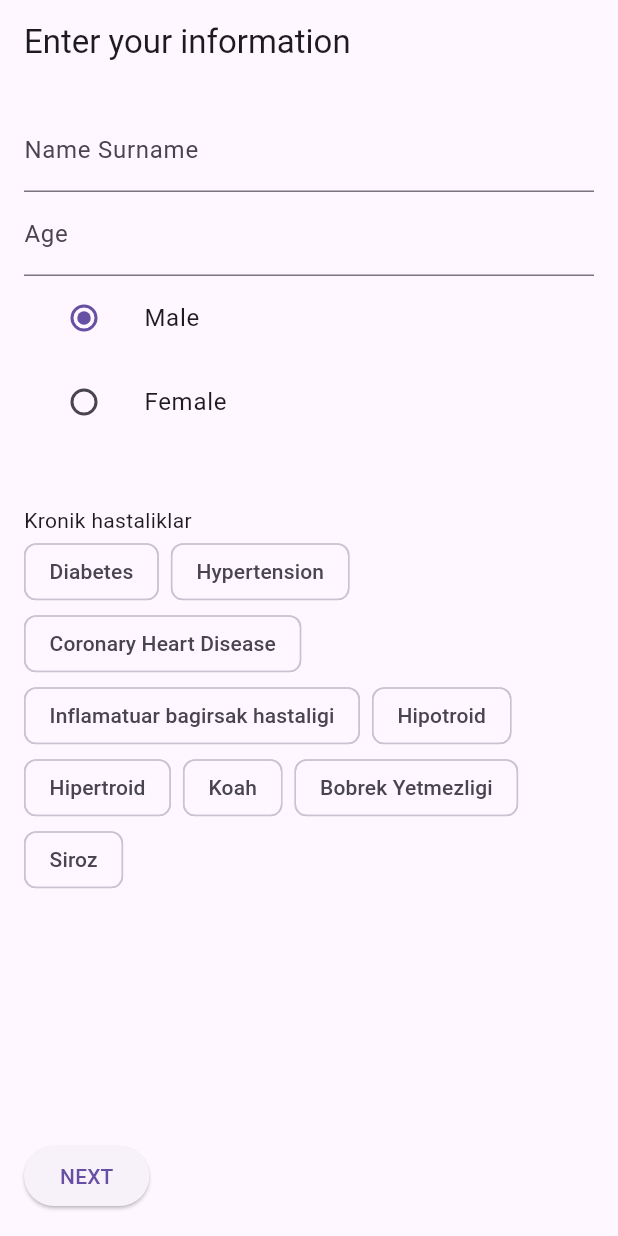
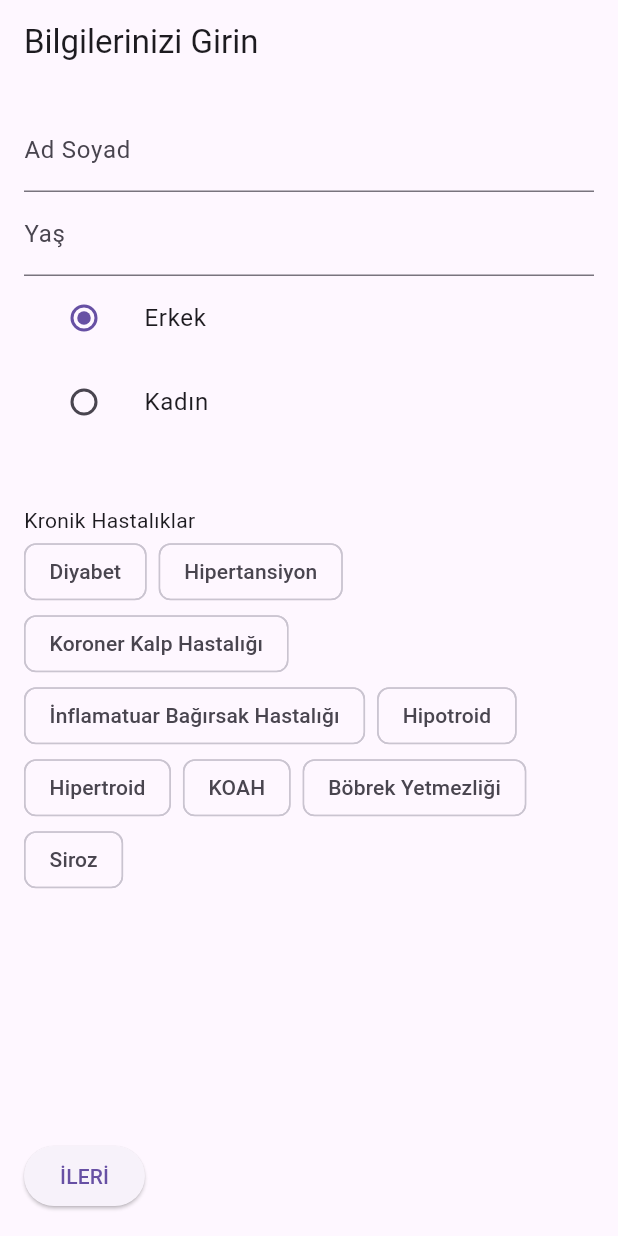
Before and after one commit to hakankaynar/mocci, a Flutter app: the screen it shows after launch, on a phone screen of 412 x 824 dp. Run offline on Flutter 3.47's test engine with Material 3 defaults, Android fonts, the phone set to English and light mode, and no system bars; generated files the repository leaves out were written again.

Commit message:
Localization support
🤖 Generated with [Claude Code](https://claude.ai/code)

Co-Authored-By: Claude <noreply@anthropic.com>

```diff
--- /dev/null
+++ b/l10n.yaml
@@ -0,0 +1,3 @@
+arb-dir: lib/l10n
+template-arb-file: app_tr.arb
+output-localization-file: app_localizations.dart
--- /dev/null
+++ b/lib/l10n/app_tr.arb
@@ -0,0 +1,107 @@
+{
+  "@@locale": "tr",
+  "appTitle": "Mocci",
+  "@appTitle": {
+    "description": "Uygulamanın başlığı"
+  },
+  "enterYourInformation": "Bilgilerinizi Girin",
+  "@enterYourInformation": {
+    "description": "Bilgi ekranı başlığı"
+  },
+  "nameSurname": "Ad Soyad",
+  "@nameSurname": {
+    "description": "Ad soyad alanı etiketi"
+  },
+  "age": "Yaş",
+  "@age": {
+    "description": "Yaş alanı etiketi"
+  },
+  "male": "Erkek",
+  "@male": {
+    "description": "Erkek cinsiyet seçeneği"
+  },
+  "female": "Kadın",
+  "@female": {
+    "description": "Kadın cinsiyet seçeneği"
+  },
+  "chronicDiseases": "Kronik Hastalıklar",
+  "@chronicDiseases": {
+    "description": "Kronik hastalıklar bölüm başlığı"
+  },
+  "next": "İLERİ",
+  "@next": {
+    "description": "İleri butonu"
+  },
+  "familyHistory": "Aile Geçmişi",
+  "@familyHistory": {
+    "description": "Aile geçmişi ekranı başlığı"
+  },
+  "addFamilyHistory": "Aile Geçmişi Ekle",
+  "@addFamilyHistory": {
+    "description": "Aile geçmişi ekleme bölümü"
+  },
+  "results": "Sonuçlar",
+  "@results": {
+    "description": "Sonuçlar ekranı başlığı"
+  },
+  "recommendedTests": "Önerilen Testler:",
+  "@recommendedTests": {
+    "description": "Önerilen testler başlığı"
+  },
+  "diabetes": "Diyabet",
+  "@diabetes": {
+    "description": "Diyabet hastalığı"
+  },
+  "hypertension": "Hipertansiyon",
+  "@hypertension": {
+    "description": "Tansiyon hastalığı"
+  },
+  "coronaryHeartDisease": "Koroner Kalp Hastalığı",
+  "@coronaryHeartDisease": {
+    "description": "Koroner kalp hastalığı"
+  },
+  "inflammatoryBowelDisease": "İnflamatuar Bağırsak Hastalığı",
+  "@inflammatoryBowelDisease": {
+    "description": "İnflamatuar bağırsak hastalığı"
+  },
+  "hypothyroid": "Hipotroid",
+  "@hypothyroid": {
+    "description": "Hipotroid hastalığı"
+  },
+  "hyperthyroid": "Hipertroid",
+  "@hyperthyroid": {
+    "description": "Hipertroid hastalığı"
+  },
+  "copd": "KOAH",
+  "@copd": {
+    "description": "KOAH hastalığı"
+  },
+  "kidneyFailure": "Böbrek Yetmezliği",
+  "@kidneyFailure": {
+    "description": "Böbrek yetmezliği hastalığı"
+  },
+  "cirrhosis": "Siroz",
+  "@cirrhosis": {
+    "description": "Siroz hastalığı"
+  },
+  "colorectalCancer": "Kolorektal Kanser",
+  "@colorectalCancer": {
+    "description": "Kolorektal kanser"
+  },
+  "breastCancer": "Meme Kanseri",
+  "@breastCancer": {
+    "description": "Meme kanseri"
+  },
+  "prostateCancer": "Prostat Kanseri",
+  "@prostateCancer": {
+    "description": "Prostat kanseri"
+  },
+  "quarterlyTestForDiabetes": "Diyabet için Üç Aylık Test",
+  "@quarterlyTestForDiabetes": {
+    "description": "Diyabet test önerisi"
+  },
+  "yearlyTestForCoronaryHeartDisease": "Koroner Kalp Hastalığı için Yıllık Test",
+  "@yearlyTestForCoronaryHeartDisease": {
+    "description": "Koroner kalp hastalığı test önerisi"
+  }
+}
--- a/lib/main.dart
+++ b/lib/main.dart
@@ -1,4 +1,6 @@
 import 'package:flutter/material.dart';
+import 'package:flutter_localizations/flutter_localizations.dart';
+import 'package:flutter_gen/gen_l10n/app_localizations.dart';
 import 'screens/info_screen.dart';
 import 'screens/family_history_screen.dart';
 import 'screens/results_screen.dart';
@@ -14,10 +16,21 @@ class PatientHealthApp extends StatelessWidget {
   @override
   Widget build(BuildContext context) {
     return MaterialApp(
-      title: 'Patient Health App',
+      title: 'Mocci',
       theme: ThemeData(
         primarySwatch: Colors.blue,
       ),
+      localizationsDelegates: const [
+        AppLocalizations.delegate,
+        GlobalMaterialLocalizations.delegate,
+        GlobalWidgetsLocalizations.delegate,
+        GlobalCupertinoLocalizations.delegate,
+      ],
+      supportedLocales: const [
+        Locale('tr'), // Turkish (default)
+        Locale('en'), // English
+      ],
+      locale: const Locale('tr'), // Set Turkish as default
       initialRoute: '/',
       routes: {
         '/': (context) => InfoScreen(),
--- a/lib/screens/info_screen.dart
+++ b/lib/screens/info_screen.dart
@@ -1,4 +1,5 @@
 import 'package:flutter/material.dart';
+import 'package:flutter_gen/gen_l10n/app_localizations.dart';
 
 class InfoScreen extends StatefulWidget {
 
@@ -16,17 +17,20 @@ class InfoScreenState extends State<InfoScreen> {
 
 
   // herbirinin randevusu farkli olacak
-  final List<String> _availableIllnesses = [
-  'Diabetes', // Serker
-  'Hypertension', // Tansiyon
-  'Coronary Heart Disease', // Koroner kalp hastaligi
-  'Inflamatuar bagirsak hastaligi',
-  'Hipotroid',
-  'Hipertroid',
-  'Koah',
-  'Bobrek Yetmezligi',
-  'Siroz',
-  ];
+  List<String> _getAvailableIllnesses(BuildContext context) {
+    final l10n = AppLocalizations.of(context)!;
+    return [
+      l10n.diabetes,
+      l10n.hypertension,
+      l10n.coronaryHeartDisease,
+      l10n.inflammatoryBowelDisease,
+      l10n.hypothyroid,
+      l10n.hyperthyroid,
+      l10n.copd,
+      l10n.kidneyFailure,
+      l10n.cirrhosis,
+    ];
+  }
 
 
 
@@ -48,7 +52,7 @@ void _toggleIllness(String illness) {
   Widget build(BuildContext context) {
     return Scaffold(
       // Buraya boy kilo diye eklenecek
-      appBar: AppBar(title: Text('Enter your information')),
+      appBar: AppBar(title: Text(AppLocalizations.of(context)!.enterYourInformation)),
       body: Padding(
         padding: EdgeInsets.all(16.0),
         child: Form(
@@ -58,17 +62,17 @@ void _toggleIllness(String illness) {
             children: [
               TextFormField(
                 controller: _nameController,
-                decoration: InputDecoration(labelText: 'Name Surname'),
+                decoration: InputDecoration(labelText: AppLocalizations.of(context)!.nameSurname),
               ),
               TextFormField(
                 controller: _ageController,
                 keyboardType: TextInputType.number,
-                decoration: InputDecoration(labelText: 'Age'),
+                decoration: InputDecoration(labelText: AppLocalizations.of(context)!.age),
               ),
               // TODO boy kilo eklenecek
 
               ListTile(
-                title: Text('Male'),
+                title: Text(AppLocalizations.of(context)!.male),
                 leading: Radio(
                   value: 'Male',
                   groupValue: _sex,
@@ -76,7 +80,7 @@ void _toggleIllness(String illness) {
                 ),
               ),
               ListTile(
-                title: Text('Female'),
+                title: Text(AppLocalizations.of(context)!.female),
                 leading: Radio(
                   value: 'Female',
                   groupValue: _sex,
@@ -89,10 +93,10 @@ void _toggleIllness(String illness) {
                   crossAxisAlignment: CrossAxisAlignment.start,
                   children: [
                     // burasi sonraki ekrana gidecek
-                    Text('Kronik hastaliklar'), // Kronik hastaliklar
+                    Text(AppLocalizations.of(context)!.chronicDiseases),
                     Wrap(
                       spacing: 8,
-                      children: _availableIllnesses.map((illness) {
+                      children: _getAvailableIllnesses(context).map((illness) {
                         final selected = _selectedIllnesses.contains(illness);
                         return FilterChip(
                           label: Text(illness),
@@ -109,7 +113,7 @@ void _toggleIllness(String illness) {
                 alignment: Alignment.bottomLeft,
                 child: ElevatedButton(
                   onPressed: () => Navigator.pushNamed(context, '/history'),
-                  child: Text('NEXT'),
+                  child: Text(AppLocalizations.of(context)!.next),
                 ),
               ),
             ],
--- a/lib/screens/results_screen.dart
+++ b/lib/screens/results_screen.dart
@@ -1,4 +1,5 @@
 import 'package:flutter/material.dart';
+import 'package:flutter_gen/gen_l10n/app_localizations.dart';
 
 class ResultsScreen extends StatelessWidget {
 
@@ -6,25 +7,26 @@ class ResultsScreen extends StatelessWidget {
 
   @override
   Widget build(BuildContext context) {
+    final l10n = AppLocalizations.of(context)!;
     final List<String> history =
         ModalRoute.of(context)?.settings.arguments as List<String>;
 
     final List<String> recommendations = [];
-    if (history.contains('Diabetes')) {
-      recommendations.add('Quarterly Test for Diabetes');
+    if (history.contains(l10n.diabetes)) {
+      recommendations.add(l10n.quarterlyTestForDiabetes);
     }
-    if (history.contains('Coronary Heart Disease')) {
-      recommendations.add('Yearly Test for Coronary Heart Disease');
+    if (history.contains(l10n.coronaryHeartDisease)) {
+      recommendations.add(l10n.yearlyTestForCoronaryHeartDisease);
     }
 
     return Scaffold(
-      appBar: AppBar(title: Text('Results')),
+      appBar: AppBar(title: Text(l10n.results)),
       body: Padding(
         padding: EdgeInsets.all(16.0),
         child: Column(
           crossAxisAlignment: CrossAxisAlignment.start,
           children: [
-            Text('Recommended tests:',
+            Text(l10n.recommendedTests,
                 style: TextStyle(fontSize: 18, fontWeight: FontWeight.bold)),
             ...recommendations.map((test) => Text('• $test')),
           ],
--- a/pubspec.yaml
+++ b/pubspec.yaml
@@ -30,10 +30,13 @@ environment:
 dependencies:
   flutter:
     sdk: flutter
+  flutter_localizations:
+    sdk: flutter
 
   # The following adds the Cupertino Icons font to your application.
   # Use with the CupertinoIcons class for iOS style icons.
   cupertino_icons: ^1.0.8
+  intl: any
 
 dev_dependencies:
   flutter_test:
@@ -51,6 +54,8 @@ dev_dependencies:
 
 # The following section is specific to Flutter packages.
 flutter:
+  # Generates localization files
+  generate: true
 
   # The following line ensures that the Material Icons font is
   # included with your application, so that you can use the icons in
```
Also changed, not shown: lib/l10n/app_en.arb (added, +29 -0 lines), lib/screens/family_history_screen.dart (+16 -12 lines), pubspec.lock.
